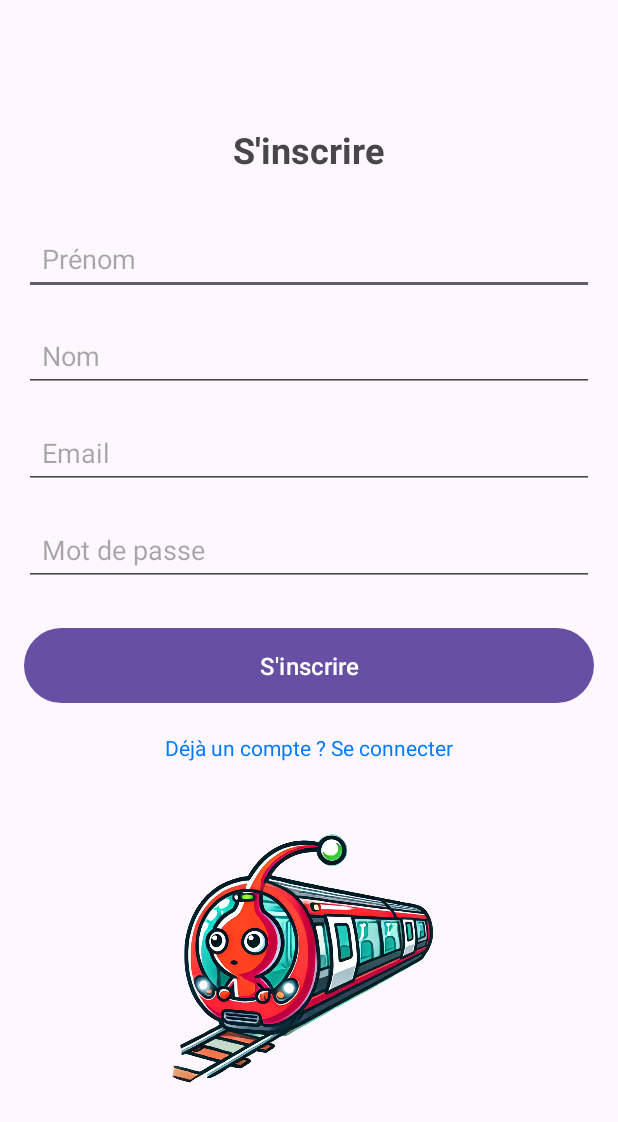
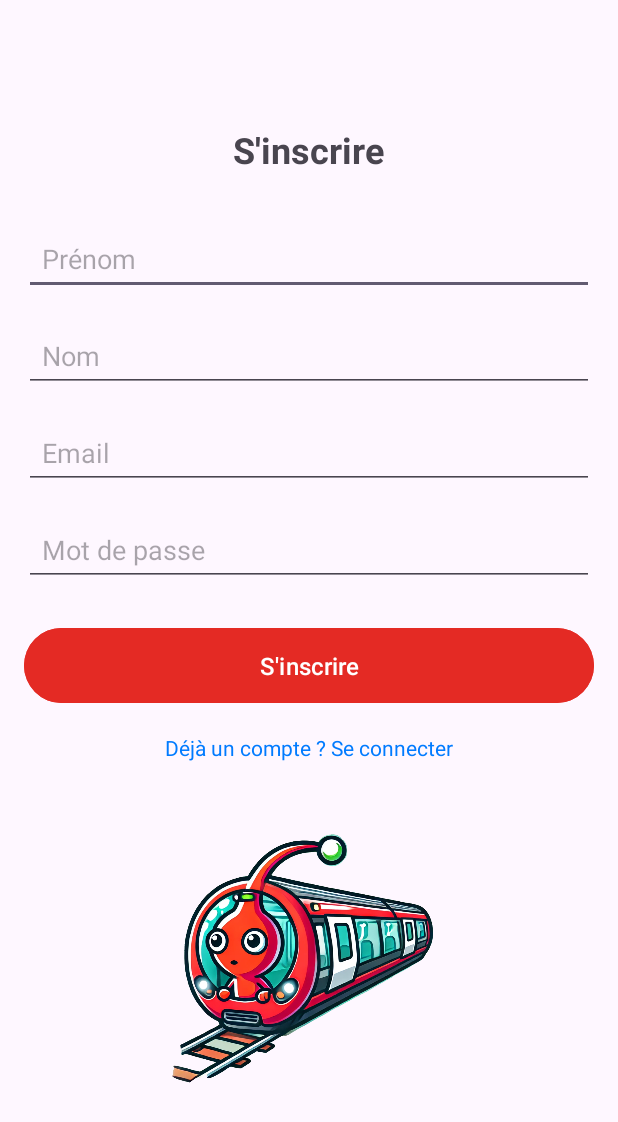
Before and after one commit to RobinBouvier/PikTer, an Android app: the layout inscription.xml on its own in the app's theme, with its tools: preview values and no code run, on a phone screen of 412 x 824 dp. Shown: the top 1122 px of the screen. Run offline under Robolectric (Android 15) with nearby library versions, the phone set to English and light mode, and no system bars.

Commit message:
oe tkt j'ai changé les trucs là

```diff
--- a/app/src/main/AndroidManifest.xml
+++ b/app/src/main/AndroidManifest.xml
@@ -13,7 +13,7 @@
         android:theme="@style/Theme.PikTer"
         tools:targetApi="31">
         <activity
-            android:name=".MainActivity"
+            android:name=".LoginActivity"
             android:exported="true">
             <intent-filter>
                 <action android:name="android.intent.action.MAIN" />
@@ -21,6 +21,10 @@
                 <category android:name="android.intent.category.LAUNCHER" />
             </intent-filter>
         </activity>
+
+        <activity android:name=".SignupActivity" />
+
+        <activity android:name=".MainActivity" />
     </application>
 
 </manifest>
--- a/app/src/main/res/layout/inscription.xml
+++ b/app/src/main/res/layout/inscription.xml
@@ -2,29 +2,29 @@
 <LinearLayout xmlns:android="http://schemas.android.com/apk/res/android"
     android:layout_width="match_parent"
     android:layout_height="match_parent"
+    android:gravity="center"
     android:orientation="vertical"
-    android:padding="16dp"
-    android:gravity="center">
+    android:padding="16dp">
 
     <!-- Titre de la page -->
     <TextView
         android:id="@+id/title"
         android:layout_width="wrap_content"
         android:layout_height="wrap_content"
+        android:layout_marginBottom="32dp"
+        android:gravity="center"
         android:text="S'inscrire"
         android:textSize="24sp"
-        android:textStyle="bold"
-        android:layout_marginBottom="32dp"
-        android:gravity="center" />
+        android:textStyle="bold" />
 
     <!-- Champ pour le nom -->
     <EditText
         android:id="@+id/first_name"
         android:layout_width="match_parent"
         android:layout_height="wrap_content"
+        android:layout_marginBottom="16dp"
         android:hint="Prénom"
         android:inputType="textPersonName"
-        android:layout_marginBottom="16dp"
         android:padding="12dp" />
 
     <!-- Champ pour le prénom -->
@@ -32,9 +32,9 @@
         android:id="@+id/last_name"
         android:layout_width="match_parent"
         android:layout_height="wrap_content"
+        android:layout_marginBottom="16dp"
         android:hint="Nom"
         android:inputType="textPersonName"
-        android:layout_marginBottom="16dp"
         android:padding="12dp" />
 
     <!-- Champ pour l'adresse e-mail -->
@@ -42,9 +42,9 @@
         android:id="@+id/email"
         android:layout_width="match_parent"
         android:layout_height="wrap_content"
+        android:layout_marginBottom="16dp"
         android:hint="Email"
         android:inputType="textEmailAddress"
-        android:layout_marginBottom="16dp"
         android:padding="12dp" />
 
     <!-- Champ pour le mot de passe -->
@@ -52,9 +52,9 @@
         android:id="@+id/password"
         android:layout_width="match_parent"
         android:layout_height="wrap_content"
+        android:layout_marginBottom="24dp"
         android:hint="Mot de passe"
         android:inputType="textPassword"
-        android:layout_marginBottom="24dp"
         android:padding="12dp" />
 
     <!-- Bouton d'inscription -->
@@ -62,9 +62,10 @@
         android:id="@+id/signup_button"
         android:layout_width="match_parent"
         android:layout_height="wrap_content"
+        android:backgroundTint="#E42A24"
+        android:padding="14dp"
         android:text="S'inscrire"
         android:textColor="#FFFFFF"
-        android:padding="14dp"
         android:textSize="16sp" />
 
     <!-- Lien vers la page de connexion -->
@@ -72,12 +73,12 @@
         android:id="@+id/login_link"
         android:layout_width="wrap_content"
         android:layout_height="wrap_content"
+        android:layout_marginTop="16dp"
+        android:gravity="center"
+        android:onClick="onLoginClicked"
         android:text="Déjà un compte ? Se connecter"
         android:textColor="#007BFF"
-        android:textSize="14sp"
-        android:layout_marginTop="16dp"
-        android:gravity="center"
-        android:onClick="onLoginClicked" />
+        android:textSize="14sp" />
 
     <!-- Image sous le bouton -->
     <ImageView
@@ -85,8 +86,8 @@
         android:layout_width="200dp"
         android:layout_height="200dp"
         android:layout_marginTop="32dp"
-        android:src="@drawable/pikterlogo"
-        android:contentDescription="Image de placeholder"
-        android:scaleType="centerCrop" />
+        android:contentDescription="logo pikter"
+        android:scaleType="centerCrop"
+        android:src="@drawable/pikterlogo" />
 
 </LinearLayout>
--- a/app/src/main/res/layout/login.xml
+++ b/app/src/main/res/layout/login.xml
@@ -51,7 +51,7 @@
         android:id="@+id/login_button"
         android:layout_width="match_parent"
         android:layout_height="wrap_content"
-        android:backgroundTint="#D12828"
+        android:backgroundTint="#E42A24"
         android:padding="14dp"
         android:text="Se connecter"
         android:textColor="#FFFFFF"
```
Also changed, not shown: app/src/main/java/com/example/pikter/LoginActivity.java (+20 -1 lines), app/src/main/java/com/example/pikter/SignupActivity.java (+20 -1 lines).
